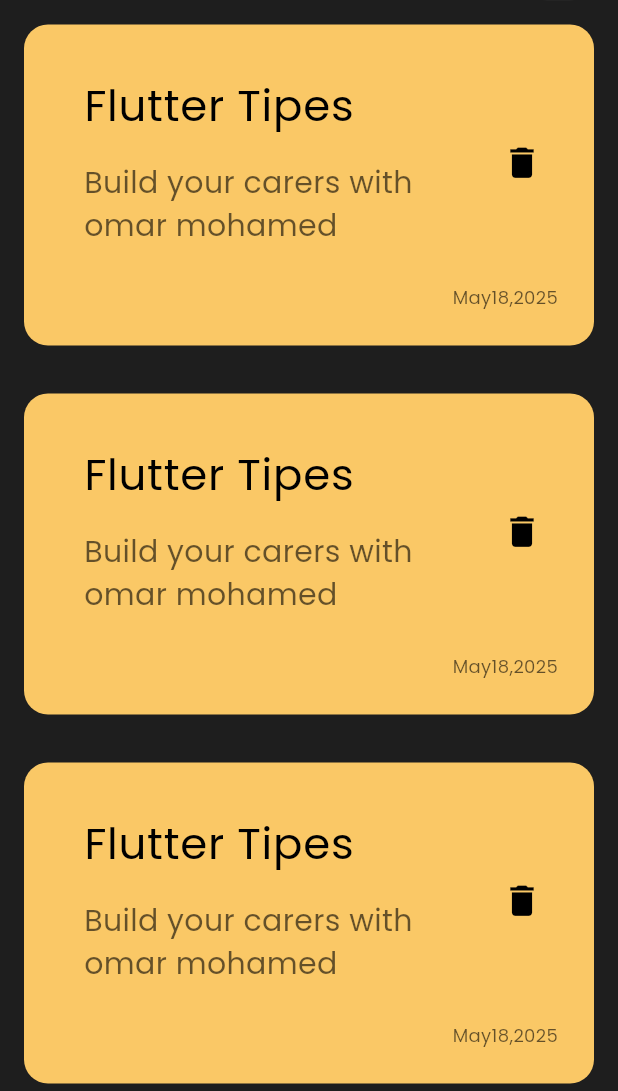
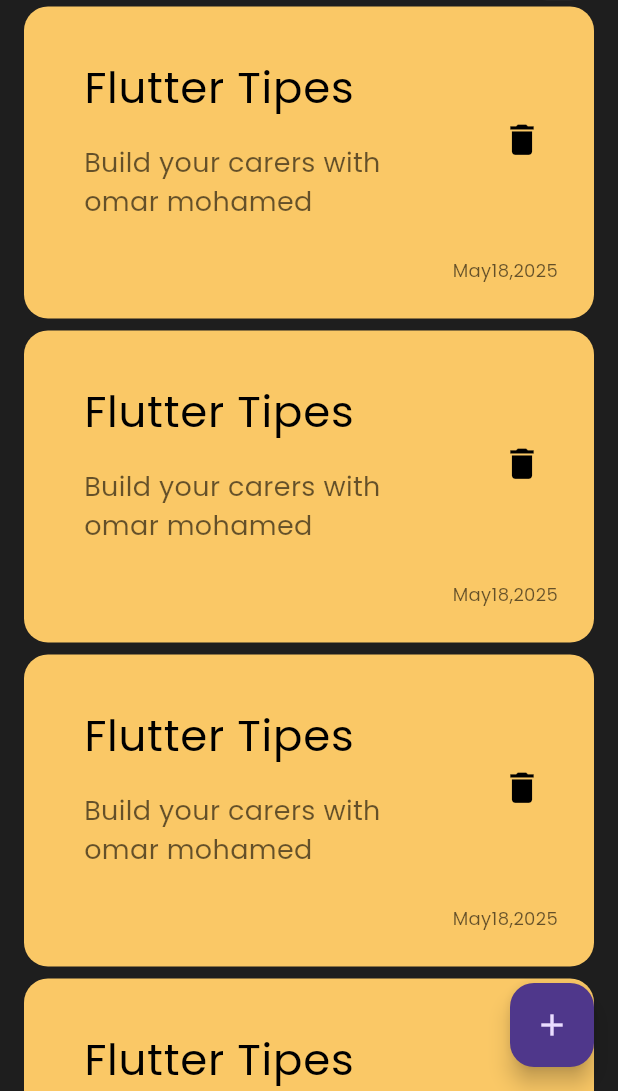
Before and after one commit to omarba136/notes_app, a Flutter app: the screen it shows after launch, on a phone screen of 412 x 824 dp, the part 145-1236 px from its top. Run offline on Flutter 3.47's test engine with Material 3 defaults, Android fonts, the phone set to English and light mode, and no system bars.

Commit message:
add floating action button

```diff
--- a/lib/main.dart
+++ b/lib/main.dart
@@ -19,7 +19,8 @@
     brightness: Brightness.dark,fontFamily: 'Poppins',
     scaffoldBackgroundColor: const Color.fromARGB(255, 30, 30, 30), // ✅ تحديد خلفية الشاشة
   ),
-  home: const Notsviewsbody(),
+  home: const NotesView(),
+
 );
   }
   }
--- a/lib/views/notes_view.dart
+++ b/lib/views/notes_view.dart
@@ -2,15 +2,15 @@
 import 'package:app_note/widgets/nots_views_body.dart';
 import 'package:flutter/material.dart';
 
+
 class NotesView extends StatelessWidget {
-  const NotesView({super.key});
+  const NotesView({Key? key}) : super(key: key);
 
   @override
   Widget build(BuildContext context) {
-    return  const Column(
-      children: [
-
-
-      ],
+    return  Scaffold(
+    floatingActionButton: FloatingActionButton(onPressed: (){},
+    child: const Icon(Icons.add,),),
+      body:const Notsviewsbody(),
     );
 }}
--- a/lib/widgets/custom_note_item.dart
+++ b/lib/widgets/custom_note_item.dart
@@ -30,7 +30,7 @@
                 'Build your carers with omar mohamed',
                 style: TextStyle(
                   color: Colors.black.withOpacity(0.6),
-                  fontSize: 20,
+                  fontSize: 18,
                 ),
               ),
             ),
--- a/lib/widgets/notes_list_views.dart
+++ b/lib/widgets/notes_list_views.dart
@@ -8,7 +8,7 @@
   Widget build(BuildContext context) {
    return ListView.builder(itemBuilder: (context, index) {
     return  const Padding(
-      padding:  EdgeInsets.symmetric(vertical: 16),
+      padding:  EdgeInsets.symmetric(vertical: 4),
       child:  NoteItem(),
     );
    },);
```
